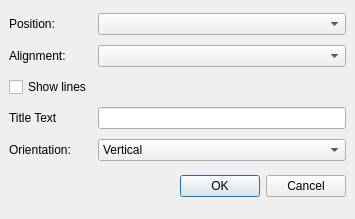
KDAB/KDChart, file examples/Legends/LegendAdvanced/addlegenddialog.ui: the form before one commit.
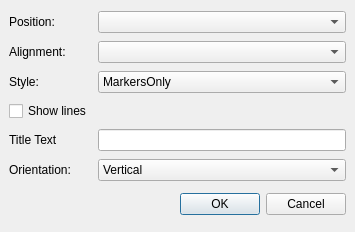
The form after the commit.

Commit message: added setLegendStyle to the example

What changed in the file:
```diff
--- a/examples/Legends/LegendAdvanced/addlegenddialog.ui
+++ b/examples/Legends/LegendAdvanced/addlegenddialog.ui
@@ -9,7 +9,7 @@
     <x>0</x>
     <y>0</y>
     <width>355</width>
-    <height>219</height>
+    <height>232</height>
    </rect>
   </property>
   <property name="windowTitle" >
@@ -22,27 +22,71 @@
    <property name="spacing" >
     <number>6</number>
    </property>
-   <item row="1" column="0" >
-    <widget class="QLabel" name="label_4" >
+   <item row="2" column="1" >
+    <widget class="QComboBox" name="styleCO" >
+     <item>
+      <property name="text" >
+       <string>MarkersOnly</string>
+      </property>
+     </item>
+     <item>
+      <property name="text" >
+       <string>LinesOnly</string>
+      </property>
+     </item>
+     <item>
+      <property name="text" >
+       <string>MarkersAndLines</string>
+      </property>
+     </item>
+    </widget>
+   </item>
+   <item row="2" column="0" >
+    <widget class="QLabel" name="styleLB" >
      <property name="text" >
-      <string>Alignment:</string>
+      <string>Style:</string>
      </property>
     </widget>
    </item>
-   <item row="0" column="0" >
-    <widget class="QLabel" name="label" >
+   <item row="3" column="0" >
+    <widget class="QCheckBox" name="showLinesCB" >
      <property name="text" >
-      <string>Position:</string>
+      <string>Show lines</string>
      </property>
     </widget>
    </item>
-   <item row="1" column="1" >
-    <widget class="QComboBox" name="alignmentCO" />
+   <item row="4" column="0" >
+    <widget class="QLabel" name="label_2" >
+     <property name="text" >
+      <string>Title Text</string>
+     </property>
+    </widget>
    </item>
-   <item row="0" column="1" >
-    <widget class="QComboBox" name="positionCO" />
+   <item row="4" column="1" >
+    <widget class="QLineEdit" name="titleTextED" />
    </item>
-   <item row="5" column="0" colspan="2" >
+   <item row="5" column="0" >
+    <widget class="QLabel" name="label_3" >
+     <property name="text" >
+      <string>Orientation:</string>
+     </property>
+    </widget>
+   </item>
+   <item row="5" column="1" >
+    <widget class="QComboBox" name="orientationCO" >
+     <item>
+      <property name="text" >
+       <string>Vertical</string>
+      </property>
+     </item>
+     <item>
+      <property name="text" >
+       <string>Horizontal</string>
+      </property>
+     </item>
+    </widget>
+   </item>
+   <item row="6" column="0" colspan="2" >
     <layout class="QHBoxLayout" >
      <property name="margin" >
       <number>0</number>
@@ -79,41 +123,23 @@
      </item>
     </layout>
    </item>
-   <item row="4" column="1" >
-    <widget class="QComboBox" name="orientationCO" >
-     <item>
-      <property name="text" >
-       <string>Vertical</string>
-      </property>
-     </item>
-     <item>
-      <property name="text" >
-       <string>Horizontal</string>
-      </property>
-     </item>
-    </widget>
+   <item row="0" column="1" >
+    <widget class="QComboBox" name="positionCO" />
    </item>
-   <item row="4" column="0" >
-    <widget class="QLabel" name="label_3" >
-     <property name="text" >
-      <string>Orientation:</string>
-     </property>
-    </widget>
+   <item row="1" column="1" >
+    <widget class="QComboBox" name="alignmentCO" />
    </item>
-   <item row="3" column="1" >
-    <widget class="QLineEdit" name="titleTextED" />
-   </item>
-   <item row="3" column="0" >
-    <widget class="QLabel" name="label_2" >
+   <item row="0" column="0" >
+    <widget class="QLabel" name="label" >
      <property name="text" >
-      <string>Title Text</string>
+      <string>Position:</string>
      </property>
     </widget>
    </item>
-   <item row="2" column="0" >
-    <widget class="QCheckBox" name="showLinesCB" >
+   <item row="1" column="0" >
+    <widget class="QLabel" name="label_4" >
      <property name="text" >
-      <string>Show lines</string>
+      <string>Alignment:</string>
      </property>
     </widget>
    </item>
```
Left out of the diff: 4 changed lines with no effect on the pictures. The commit also changes 2 other files.
